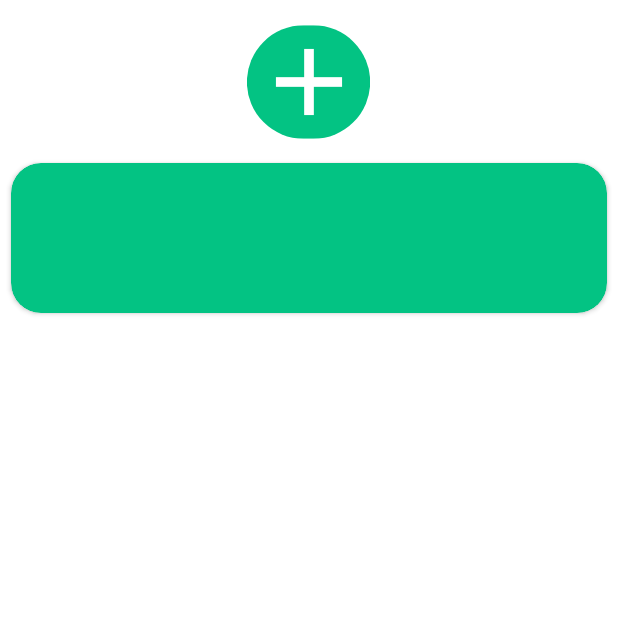
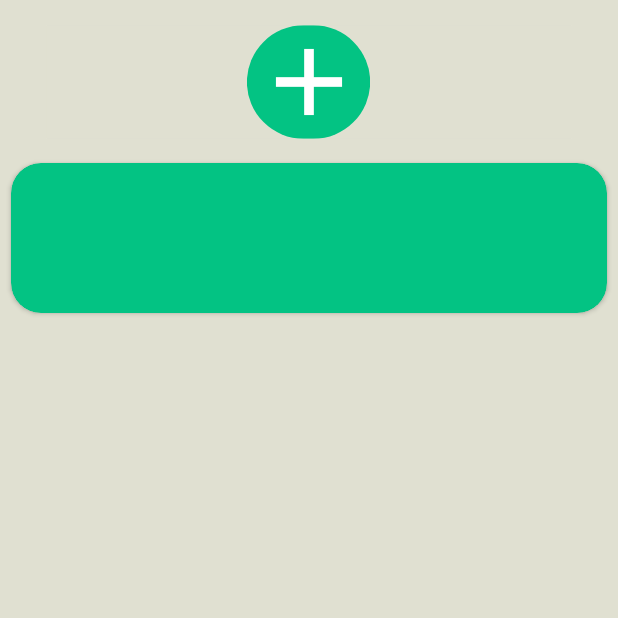
Before and after one commit to hcdbh14/SimpleToDoList, an Android app: the screen it shows after launch (MainActivity), after a tap on "add new task button", on a phone screen of 412 x 824 dp, the top half of it. Run offline under Robolectric (Android 15) with nearby library versions, the light colour scheme and no system bars; our stand-ins replace Room's generated code.

Commit message:
color change

```diff
--- a/app/src/main/res/layout/activity_main.xml
+++ b/app/src/main/res/layout/activity_main.xml
@@ -3,17 +3,17 @@
     xmlns:tools="http://schemas.android.com/tools"
     android:layout_width="match_parent"
     android:layout_height="match_parent"
-    android:background="@color/design_default_color_background"
+    android:background="@color/background"
     tools:context=".MainActivity">
 
 
     <androidx.recyclerview.widget.RecyclerView
         android:id="@+id/recycler_view"
-        android:padding="4dp"
-        android:clipToPadding="false"
         android:layout_width="match_parent"
         android:layout_height="match_parent"
-        tools:listitem="@layout/task_view"
-        />
+        android:backgroundTint="#FFFFFF"
+        android:clipToPadding="false"
+        android:padding="4dp"
+        tools:listitem="@layout/task_view" />
 
 </androidx.constraintlayout.widget.ConstraintLayout>
--- a/app/src/main/res/layout/add_cell.xml
+++ b/app/src/main/res/layout/add_cell.xml
@@ -3,14 +3,17 @@
     xmlns:app="http://schemas.android.com/apk/res-auto"
     android:layout_width="match_parent"
     android:layout_height="wrap_content"
+    android:layout_margin="5dp"
     android:layout_marginLeft="2dp"
     android:layout_marginRight="2dp"
-    android:layout_margin="5dp"
+    android:background="@color/background"
+    android:backgroundTint="@color/background"
+    android:clickable="false"
+    app:cardBackgroundColor="@color/background"
+    app:cardCornerRadius="0.5dp"
     app:cardElevation="0dp"
-    app:cardCornerRadius="0.5dp"
     app:cardPreventCornerOverlap="false"
-    app:cardUseCompatPadding="true"
-    android:clickable="false">
+    app:cardUseCompatPadding="true">
 
 
     <ImageView
@@ -22,7 +25,7 @@
         android:background="@drawable/round_button"
         android:contentDescription="@string/add_new_task_button"
         android:scaleType="centerInside"
-        android:src="@drawable/add"/>
+        android:src="@drawable/add" />
 
 
 </androidx.cardview.widget.CardView>
--- a/app/src/main/res/layout/task_view.xml
+++ b/app/src/main/res/layout/task_view.xml
@@ -9,11 +9,12 @@
 
     <EditText
         android:id="@+id/editTextID"
-        android:textSize="22sp"
         android:layout_width="match_parent"
         android:layout_height="match_parent"
+        android:layout_gravity="center"
         android:background="@null"
+        android:backgroundTint="#FFFFFF"
         android:gravity="center"
-        android:layout_gravity="center"
-        android:textColor="@drawable/edit_text_selector" />
+        android:textColor="@drawable/edit_text_selector"
+        android:textSize="22sp" />
 </androidx.cardview.widget.CardView>
--- a/app/src/main/res/values/colors.xml
+++ b/app/src/main/res/values/colors.xml
@@ -1,5 +1,6 @@
 <?xml version="1.0" encoding="utf-8"?>
 <resources>
+    <color name="background">#e0e0d1</color>
     <color name="colorPrimary">#FFFFFF</color>
     <color name="colorPrimaryDark">#000000</color>
     <color name="colorAccent">#03DAC5</color>
```
